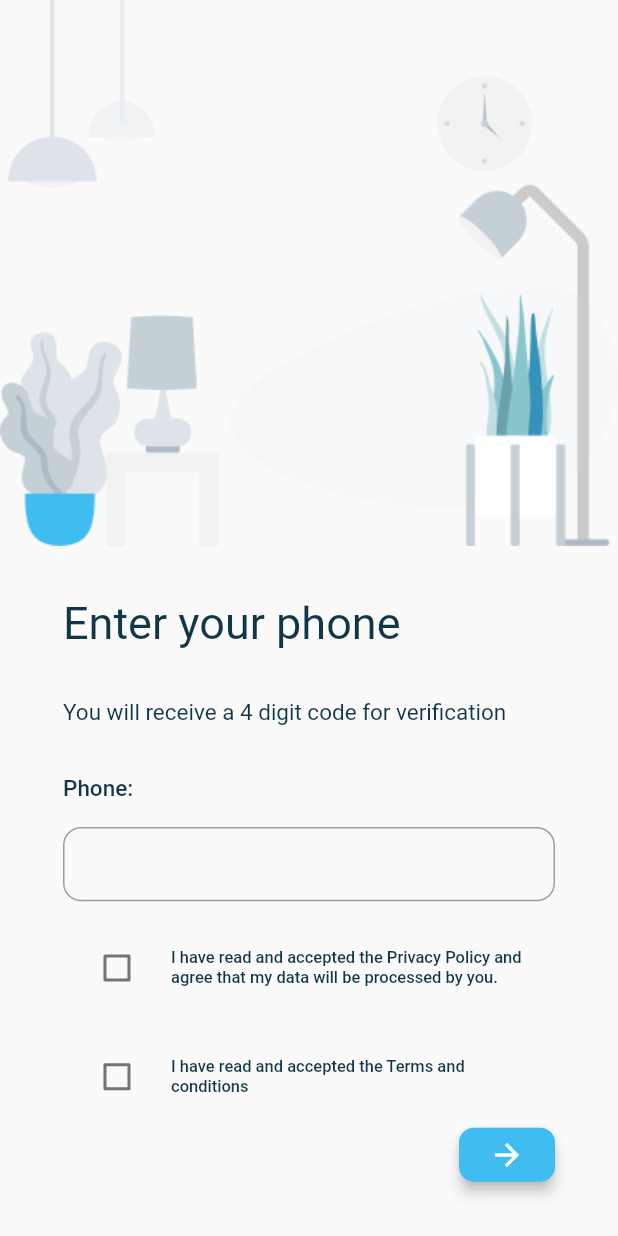
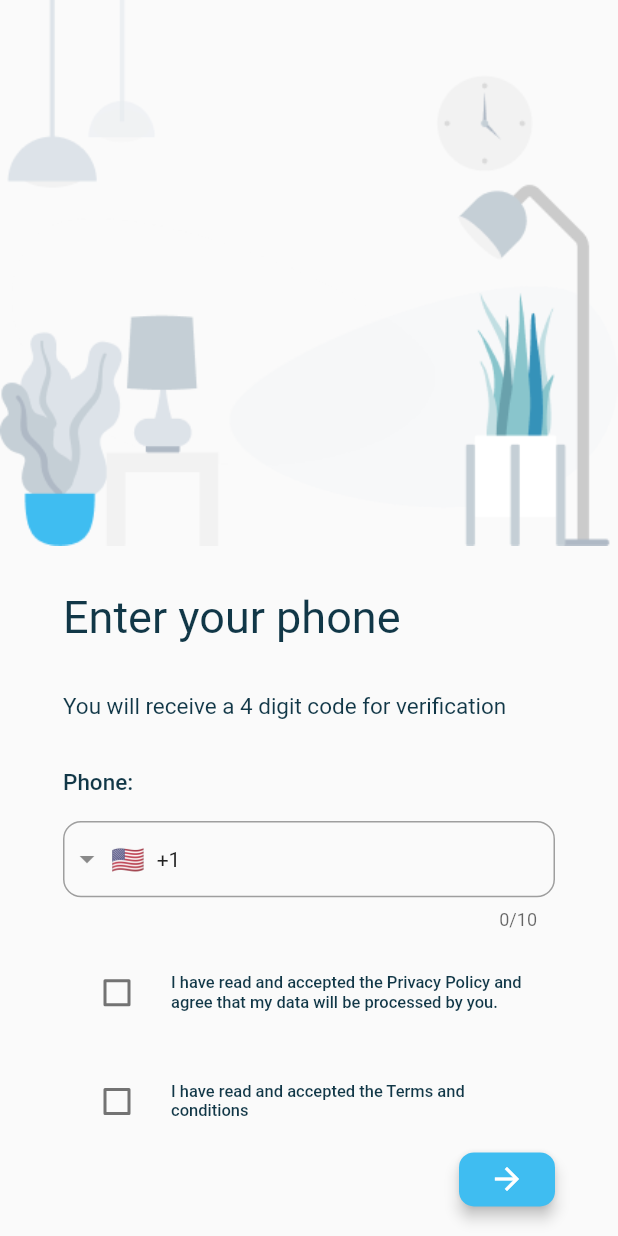
Before and after one commit to Derrickmaina18/Fiki, a Flutter app: the regis screen opened directly, on a phone screen of 412 x 824 dp. Run offline on Flutter 3.47's test engine with Material 2 defaults, Android fonts, the phone set to English and light mode, and no system bars; drawn by our look-alikes of intl_phone_field; missing offline and left inert: flutter_pin_code_fields.

Commit message:
New changes 09/11/22

```diff
--- a/lib/screen/Register.dart
+++ b/lib/screen/Register.dart
@@ -1,4 +1,5 @@
 import 'package:flutter/material.dart';
+import 'package:intl_phone_field/intl_phone_field.dart';
 
 import 'activate.dart';
 
@@ -23,14 +24,19 @@ class _regisState extends State<regis> {
               image: AssetImage('assets/Homeplant.png'),
             ),
             Padding(
-              padding: const EdgeInsets.only(left: 42.0,top: 30.0,right: 42.0,),
+              padding: const EdgeInsets.only(
+                left: 42.0,
+                top: 30.0,
+                right: 42.0,
+              ),
               child: Column(
                 crossAxisAlignment: CrossAxisAlignment.start,
                 children: <Widget>[
-                  SizedBox(
-                    height: MediaQuery.of(context).size.height*0.005,
-                  ),
-                  const Text('Enter your phone',
+                  // SizedBox(
+                  //   height: MediaQuery.of(context).size.height * 0.005,
+                  // ),
+                  const Text(
+                    'Enter your phone',
                     style: TextStyle(
                       color: Color(0xFF113747),
                       fontSize: 30,
@@ -38,9 +44,10 @@ class _regisState extends State<regis> {
                     ),
                   ),
                   SizedBox(
-                    height: MediaQuery.of(context).size.height*0.04,
+                    height: MediaQuery.of(context).size.height * 0.04,
                   ),
-                  const Text('You will receive a 4 digit code for verification',
+                  const Text(
+                    'You will receive a 4 digit code for verification',
                     style: TextStyle(
                       color: Color(0xFF113747),
                       fontSize: 15,
@@ -48,9 +55,10 @@ class _regisState extends State<regis> {
                     ),
                   ),
                   SizedBox(
-                    height: MediaQuery.of(context).size.height*0.04,
+                    height: MediaQuery.of(context).size.height * 0.04,
                   ),
-                    const Text('Phone:',
+                  const Text(
+                    'Phone:',
                     style: TextStyle(
                       color: Color(0xFF113747),
                       fontSize: 15,
@@ -58,23 +66,27 @@ class _regisState extends State<regis> {
                     ),
                   ),
                   SizedBox(
-                    height: MediaQuery.of(context).size.height*0.02,
+                    height: MediaQuery.of(context).size.height * 0.02,
                   ),
-                  Container(
-                    height: MediaQuery.of(context).size.height*0.06,
-                    child: TextFormField(
-                      //initialValue: '+254',
+                  AnimatedContainer(
+                    duration: Duration(milliseconds: 800),
+                    curve: Curves.fastLinearToSlowEaseIn,
+                    child: Container(
+                      height: MediaQuery.of(context).size.height * 0.085,
+                      child: IntlPhoneField(
                         decoration: const InputDecoration(
                           enabledBorder: OutlineInputBorder(
-                          borderSide: BorderSide(color: Colors.grey,width: 1),
+                            borderSide:
+                                BorderSide(color: Colors.grey, width: 1),
                             borderRadius: BorderRadius.all(Radius.circular(12)),
                           ),
                           border: OutlineInputBorder(),
                         ),
                       ),
                     ),
+                  ),
                   SizedBox(
-                    height: MediaQuery.of(context).size.height*0.02,
+                    height: MediaQuery.of(context).size.height * 0.02,
                   ),
                   CheckboxListTile(
                     title: const Text(
@@ -87,13 +99,15 @@ class _regisState extends State<regis> {
                     ),
                     selected: _value,
                     controlAffinity: ListTileControlAffinity.leading,
-                      value: _value, onChanged: (bool? value) {
+                    value: _value,
+                    onChanged: (bool? value) {
                       setState(() {
                         _value = _value;
-                      }); },
+                      });
+                    },
                   ),
                   SizedBox(
-                    height: MediaQuery.of(context).size.height*0.02,
+                    height: MediaQuery.of(context).size.height * 0.02,
                   ),
                   CheckboxListTile(
                     title: const Text(
@@ -106,22 +120,27 @@ class _regisState extends State<regis> {
                     ),
                     selected: _value,
                     controlAffinity: ListTileControlAffinity.leading,
-                    value: _value, onChanged: (bool? value) {
+                    value: _value,
+                    onChanged: (bool? value) {
                       setState(() {
                         _value = _value;
-                    }); },
+                      });
+                    },
                   ),
                   Align(
                     alignment: Alignment.topRight,
                     child: ElevatedButton(
-                        onPressed: (){
-                          Navigator.push(context, MaterialPageRoute(builder: (context)=>pin_activate()));
+                      onPressed: () {
+                        Navigator.push(
+                            context,
+                            MaterialPageRoute(
+                                builder: (context) => pin_activate()));
                       },
                       child: Icon(Icons.arrow_forward_sharp),
                       style: ElevatedButton.styleFrom(
                         elevation: 4,
                         primary: const Color(0xFF3FBDF1),
-                        shape:  RoundedRectangleBorder(
+                        shape: RoundedRectangleBorder(
                           borderRadius: BorderRadius.circular(10),
                         ),
                       ),
--- a/pubspec.yaml
+++ b/pubspec.yaml
@@ -32,6 +32,7 @@ dependencies:
     sdk: flutter
   pinput:
   flutter_pin_code_fields: ^1.1.0
+  intl_phone_field: ^3.1.0
 
 
   # The following adds the Cupertino Icons font to your application.
```
Also changed, not shown: lib/screen/activate.dart (+39 -9 lines), lib/screen/landing.dart (+16 -18 lines), pubspec.lock. Lines whose indentation alone changed are shown as unchanged.
